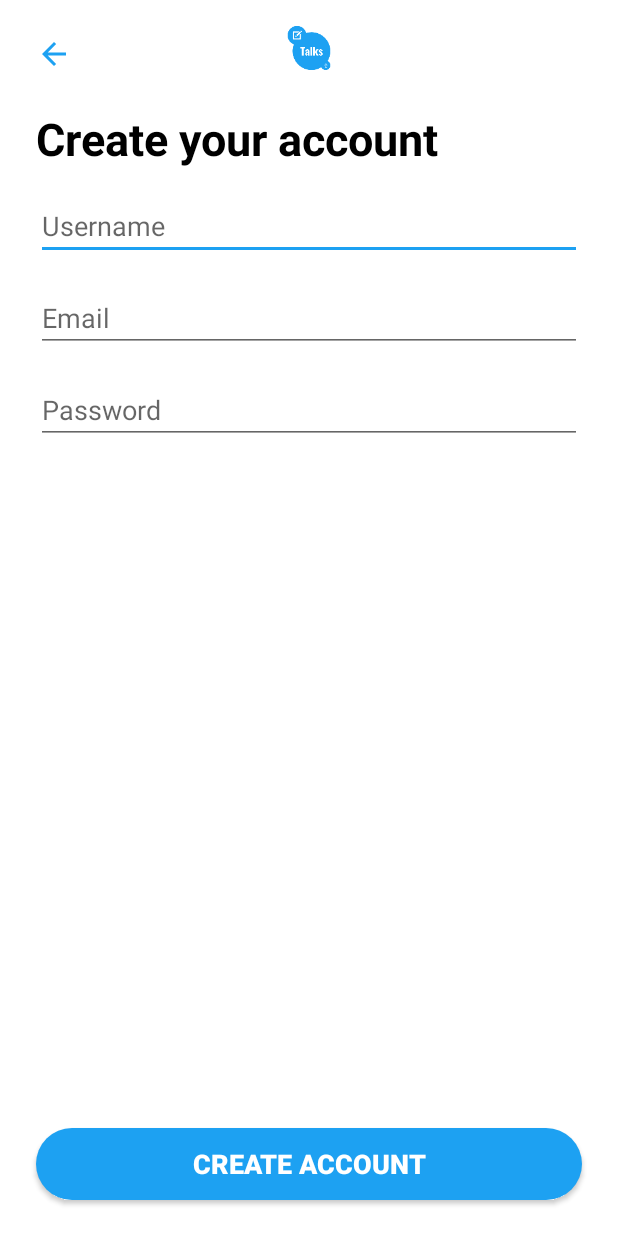
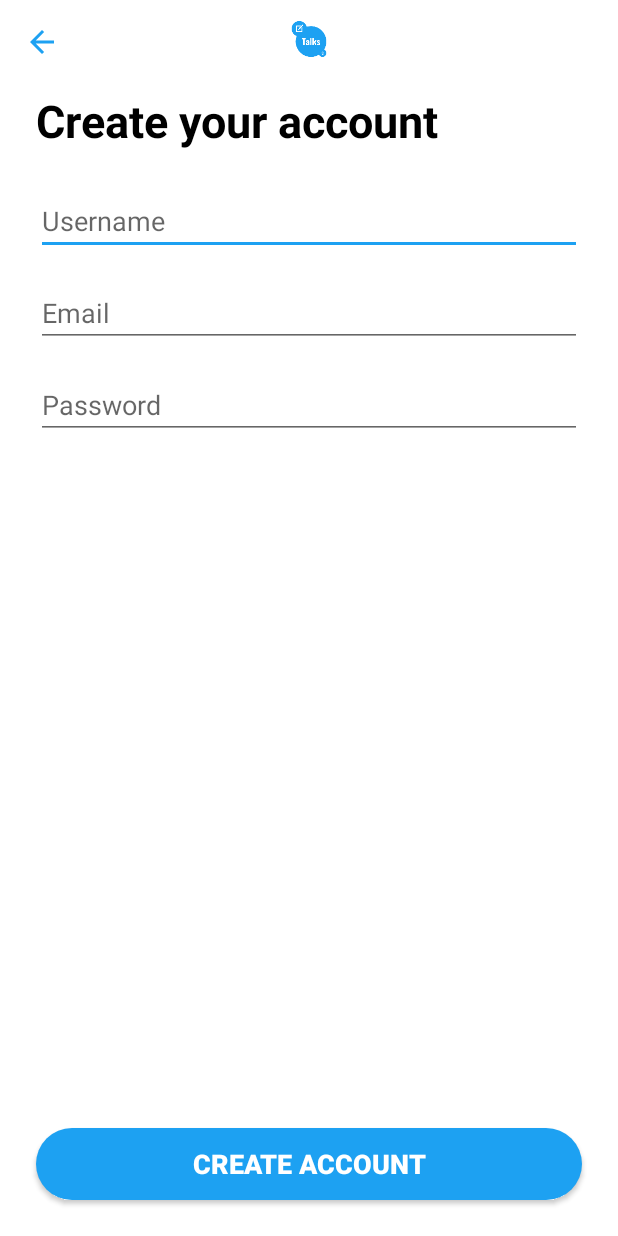
Before and after one commit to vellons/TwitterClone, an Android app: the CreateAccountActivity screen opened directly, with no data from a screen before it, on a phone screen of 412 x 824 dp. Run offline under Robolectric (Android 15) with nearby library versions, the phone set to English and light mode, and no system bars.

Commit message:
activity_create_account small layout fixes

```diff
--- a/app/src/main/res/layout/activity_create_account.xml
+++ b/app/src/main/res/layout/activity_create_account.xml
@@ -7,7 +7,7 @@
     <ImageView
         android:id="@+id/imageViewTopLogo"
         android:layout_width="0dp"
-        android:layout_height="64dp"
+        android:layout_height="52dp"
         android:contentDescription="@string/app_name"
         app:layout_constraintEnd_toEndOf="parent"
         app:layout_constraintStart_toStartOf="parent"
@@ -17,13 +17,13 @@
     <ImageButton
         android:id="@+id/imageButtonGoBack"
         android:layout_width="wrap_content"
-        android:layout_height="56dp"
+        android:layout_height="40dp"
         android:layout_marginStart="8dp"
         android:layout_marginTop="8dp"
         android:background="@drawable/my_button_transparent"
         android:contentDescription="@string/app_name"
         android:onClick="goBack"
-        android:padding="16dp"
+        android:padding="8dp"
         app:layout_constraintStart_toStartOf="parent"
         app:layout_constraintTop_toTopOf="parent"
         app:srcCompat="@drawable/ic_arrow_24" />
@@ -33,7 +33,7 @@
         android:layout_width="wrap_content"
         android:layout_height="wrap_content"
         android:layout_marginStart="24dp"
-        android:layout_marginTop="72dp"
+        android:layout_marginTop="60dp"
         android:text="@string/create_your_account"
         android:textSize="30sp"
         android:textStyle="bold"
@@ -46,7 +46,7 @@
         android:layout_width="0dp"
         android:layout_height="wrap_content"
         android:layout_marginStart="24dp"
-        android:layout_marginTop="64dp"
+        android:layout_marginTop="24dp"
         android:layout_marginEnd="24dp"
         android:autofillHints="username"
         android:ems="10"
@@ -55,7 +55,7 @@
         android:maxLength="32"
         app:layout_constraintEnd_toEndOf="parent"
         app:layout_constraintStart_toStartOf="parent"
-        app:layout_constraintTop_toBottomOf="@+id/imageViewTopLogo" />
+        app:layout_constraintTop_toBottomOf="@+id/textViewTitle" />
 
     <EditText
         android:id="@+id/editTextEmail"
```
